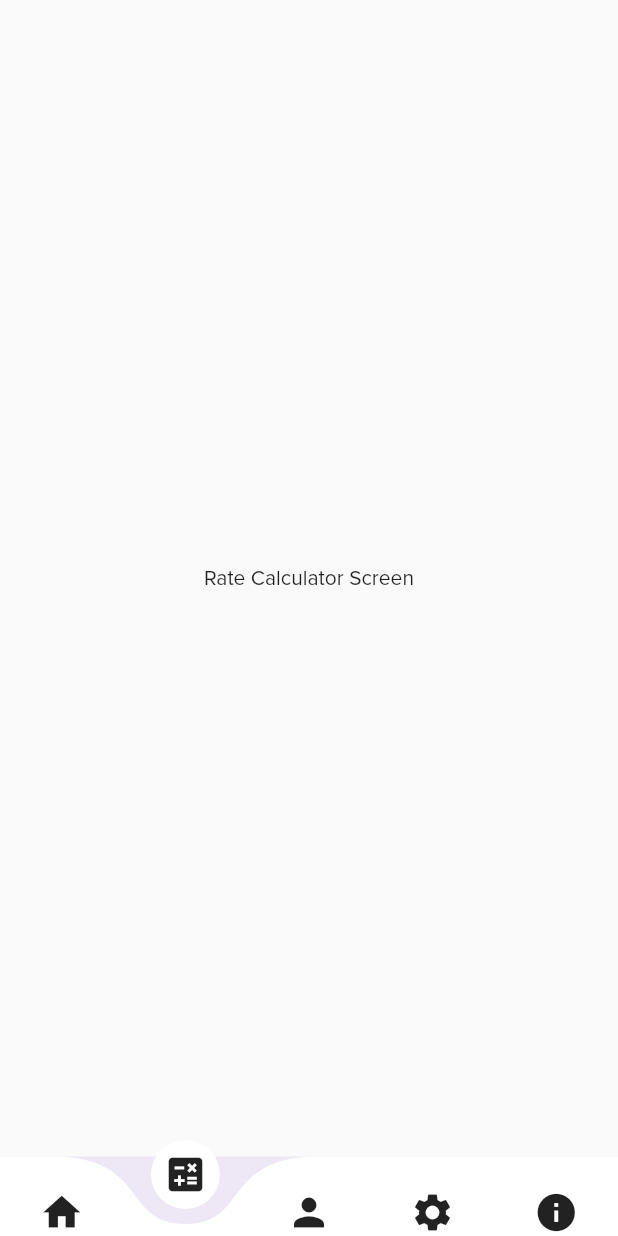
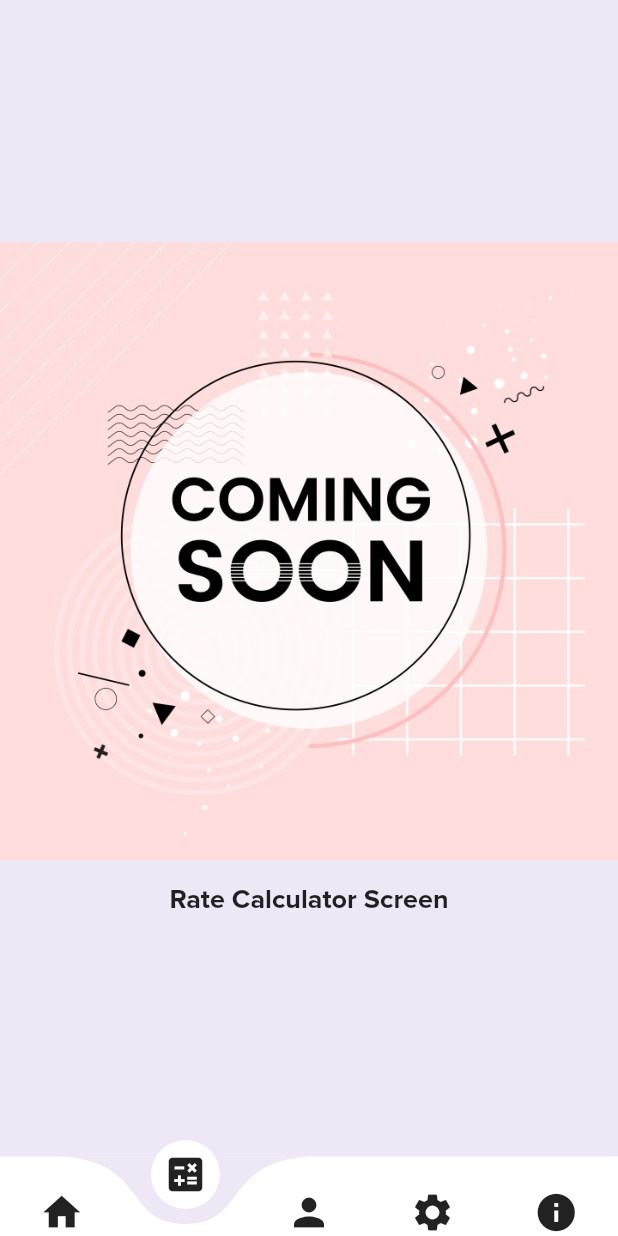
Before and after one commit to Qubits-01/pabitbit-pabagahe-pabili, a Flutter app: the screen it shows after launch, item 2 of the bottom bar chosen, on a phone screen of 412 x 824 dp. Run offline on Flutter 3.47's test engine with Material 2 defaults, Android fonts, the phone set to English and light mode, and no system bars; drawn by our look-alikes of curved_navigation_bar.

Commit message:
Add basic coming soon state page for the unfinished screens

```diff
--- a/lib/screens/rate_calculator/rate_calculator_screen.dart
+++ b/lib/screens/rate_calculator/rate_calculator_screen.dart
@@ -9,8 +9,19 @@ class RateCalculatorScreen extends StatelessWidget {
   Widget build(BuildContext context) {
     print('Rate Calculator Screen');
 
-    return const Center(
-      child: Text('Rate Calculator Screen'),
+    return Container(
+      color: Colors.deepPurple[50],
+      child: Column(
+        mainAxisAlignment: MainAxisAlignment.center,
+        children: <Widget>[
+          Image.asset('assets/images/coming-soon.jpg'),
+          const SizedBox(height: 15),
+          Text(
+            'Rate Calculator Screen',
+            style: Theme.of(context).textTheme.headline6,
+          )
+        ],
+      ),
     );
   }
 }
```
Also changed, not shown: lib/screens/app_settings/app_settings_screen.dart (+13 -2 lines), lib/screens/info/info_screen.dart (+13 -2 lines), lib/screens/profile/profile_screen.dart (+14 -2 lines), assets/images/coming-soon.jpg (added), assets/images/courier-carrying-order-illustration.jpg.
